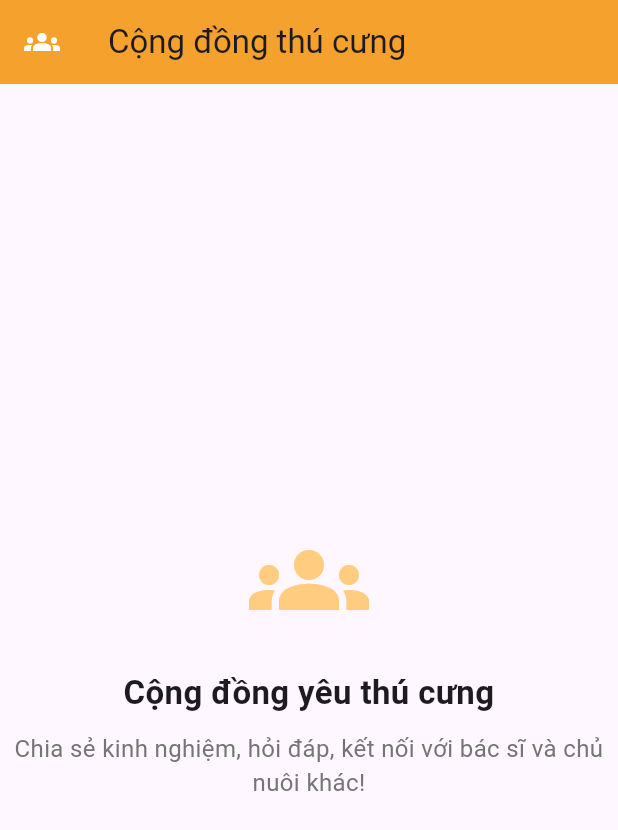
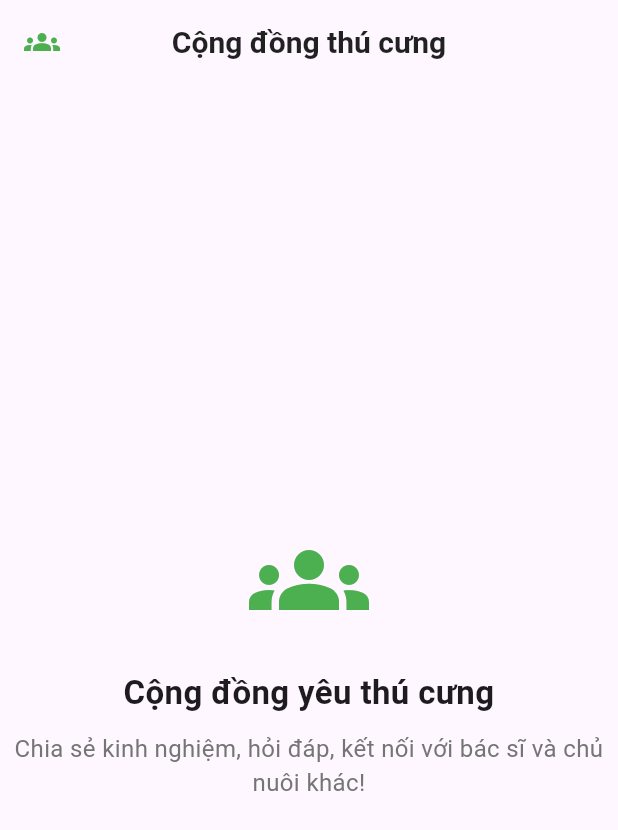
Before and after one commit to viet290423/PetCare, a Flutter app: the CommunityScreen screen opened directly, on a phone screen of 412 x 824 dp. Shown: the top 830 px of the screen. Run offline on Flutter 3.47's test engine with Material 3 defaults, Android fonts, the phone set to English and light mode, and no system bars; our stand-ins replace cloud_firestore, dartz, firebase_auth, firebase_core, get_it, google_nav_bar and 4 more; missing offline and left inert: flutter_facebook_auth; accounts and stored records are empty; network calls fail.

Commit message:
them profileScreen va communityScreen

```diff
--- a/lib/presentation/ui/community/CommunityScreen.dart
+++ b/lib/presentation/ui/community/CommunityScreen.dart
@@ -7,16 +7,25 @@ class CommunityScreen extends StatelessWidget {
   Widget build(BuildContext context) {
     return Scaffold(
       appBar: AppBar(
-        title: const Text('Cộng đồng thú cưng'),
-        backgroundColor: Colors.orange.shade400,
-        leading: const Icon(Icons.groups, color: Colors.white),
-        elevation: 2,
+        forceMaterialTransparency: true,
+        elevation: 0,
+        centerTitle: true,
+        title: const Text(
+          'Cộng đồng thú cưng',
+          style: TextStyle(
+            fontSize: 20,
+            fontWeight: FontWeight.bold,
+            color: Colors.black87,
+          ),
+        ),
+        backgroundColor: Colors.white,
+        leading: const Icon(Icons.groups, color: Colors.green),
       ),
       body: Center(
         child: Column(
           mainAxisAlignment: MainAxisAlignment.center,
           children: [
-            Icon(Icons.groups, size: 80, color: Colors.orange.shade200),
+            Icon(Icons.groups, size: 80, color: Colors.green),
             const SizedBox(height: 20),
             const Text(
               'Cộng đồng yêu thú cưng',
```
Also changed, not shown: lib/presentation/ui/disease/DiseaseDetailScreen.dart (+6 -2 lines), lib/presentation/ui/profile/ProfileScreen.dart (+14 -5 lines), lib/presentation/ui/user/serviceScreen/BookServiceScreen.dart (+25 -13 lines), lib/presentation/ui/user/serviceScreen/ServiceDetailScreen.dart (+7 -2 lines).
